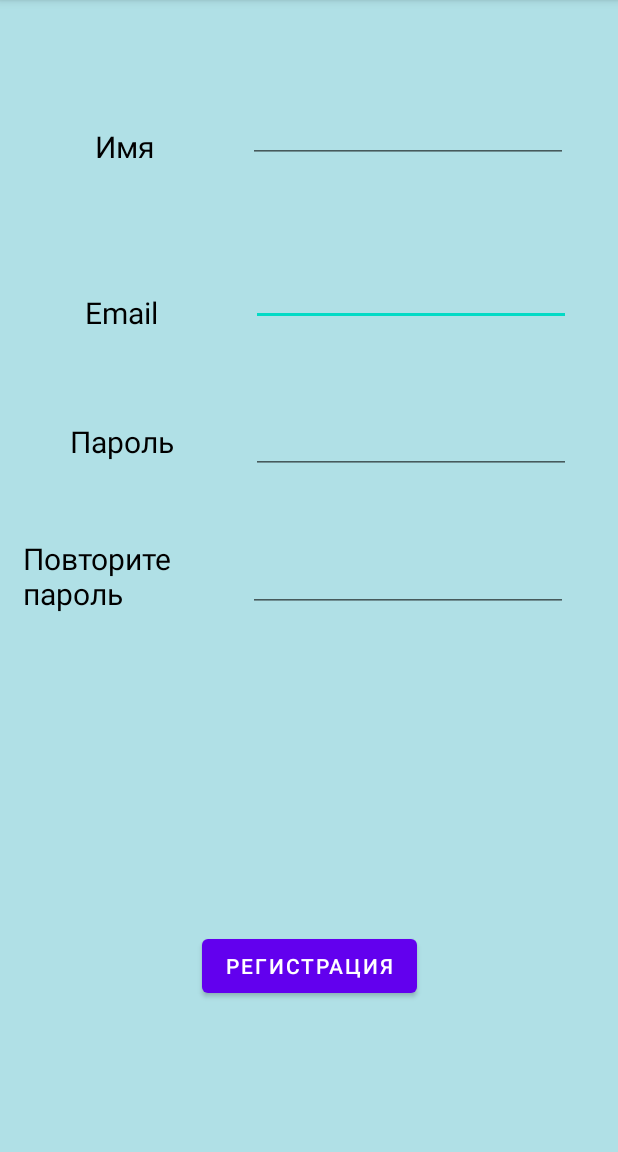
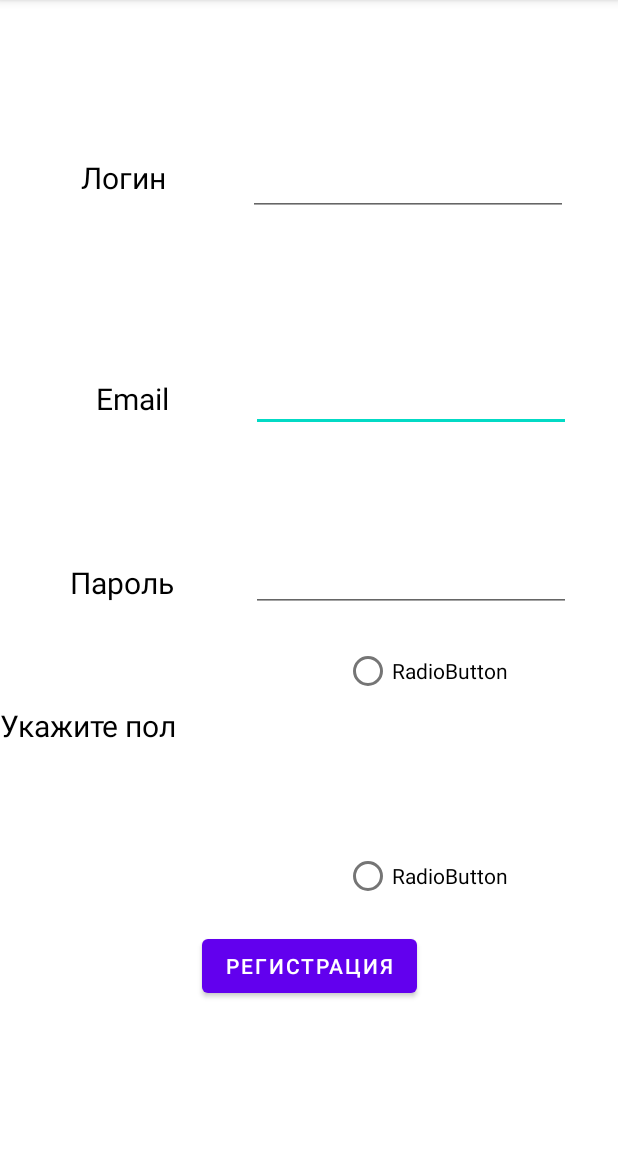
Before and after one commit to Valeria177/CPLS, an Android app: the Register screen opened directly, with no data from a screen before it, on a phone screen of 412 x 824 dp, the part 84-1236 px from its top. Run offline under Robolectric (Android 15) with nearby library versions, the phone set to English and light mode, and no system bars; our stand-ins replace Volley.

Commit message:
работающая регистрация и авторизация агаага, обязательно сдадим

```diff
--- a/app/build.gradle
+++ b/app/build.gradle
@@ -38,6 +38,7 @@ dependencies {
     implementation 'androidx.annotation:annotation:1.2.0'
     implementation 'androidx.lifecycle:lifecycle-livedata-ktx:2.3.1'
     implementation 'androidx.lifecycle:lifecycle-viewmodel-ktx:2.3.1'
+    implementation 'com.android.volley:volley:1.2.0'
     testImplementation 'junit:junit:4.+'
     androidTestImplementation 'androidx.test.ext:junit:1.1.3'
     androidTestImplementation 'androidx.test.espresso:espresso-core:3.4.0'
--- a/app/src/main/java/com/example/cptestls/Register.java
+++ b/app/src/main/java/com/example/cptestls/Register.java
@@ -1,14 +1,121 @@
 package com.example.cptestls;
+import android.content.Intent;
+import android.os.Bundle;
+import android.util.Log;
+import android.view.View;
+import android.widget.Button;
+import android.widget.EditText;
+import android.widget.RadioButton;
+import android.widget.Toast;
+import androidx.appcompat.app.AppCompatActivity;
+import com.android.volley.Request;
+import com.android.volley.RequestQueue;
+import com.android.volley.Response;
 
-import androidx.appcompat.app.AppCompatActivity;
+import com.android.volley.VolleyError;
+import com.android.volley.toolbox.JsonObjectRequest;
+import com.android.volley.toolbox.Volley;
+import org.json.JSONObject;
 
-import android.os.Bundle;
+import java.util.HashMap;
+import java.util.Map;
+
 
 public class Register extends AppCompatActivity {
+    private EditText editTextTextEmailAddress;
+    private EditText editTextTextPersonName;
+    private EditText editTextTextPassword;
+    private Boolean sexF;
+    private RadioButton radioButtonRegSex1;
+    private RadioButton radioButtonRegSex2;
+    private Boolean isSexChecked;
+    private Button register;
+
+
+
 
     @Override
     protected void onCreate(Bundle savedInstanceState) {
         super.onCreate(savedInstanceState);
         setContentView(R.layout.activity_register);
+        editTextTextEmailAddress = (EditText) findViewById(R.id.editTextName);
+        editTextTextPersonName = (EditText) findViewById(R.id.editTextTextPersonName);
+        editTextTextPassword = (EditText) findViewById(R.id.editTextTextPassword);
+        radioButtonRegSex1 = (RadioButton) findViewById(R.id.radioButtonRegSex1);
+        radioButtonRegSex2 = (RadioButton) findViewById(R.id.radioButtonRegSex2);
+        register = (Button) findViewById(R.id.register);
+
+        View.OnClickListener radioButtonClickListener = new View.OnClickListener() {
+            @Override
+            public void onClick(View v) {
+                RadioButton rb = (RadioButton)v;
+                switch (rb.getId()) {
+                    case R.id.radioButtonRegSex1: {
+                        sexF = true;
+                        isSexChecked = true;
+                        break;
+                    }
+                    case R.id.radioButtonRegSex2: {
+                        sexF = false;
+                        isSexChecked = true;
+                        break;
+                    }
+                }
+            }
+        };
+
+
+        View.OnClickListener buttonClickListener = new View.OnClickListener() {
+            @Override
+            public void onClick(View v) {
+                reg(v);
+            }
+        };
+
+        register.setOnClickListener(buttonClickListener);
+        radioButtonRegSex1.setOnClickListener(radioButtonClickListener);
+        radioButtonRegSex2.setOnClickListener(radioButtonClickListener);
+
+    }
+    public void reg(View v) {
+        RequestQueue requestQueue = Volley.newRequestQueue(this);
+        String URL =  "https://backandroid.herokuapp.com/api/reg/register";
+        Map params = new HashMap();
+        params.put("email", editTextTextEmailAddress.getText().toString());
+        params.put("username", editTextTextPersonName.getText().toString());
+        params.put("password", editTextTextPassword.getText().toString());
+        //params.put("sexF", sexF);
+
+        JsonObjectRequest request = new JsonObjectRequest(Request.Method.POST,URL,
+                new JSONObject(params),
+                new Response.Listener<JSONObject>() {
+                    @Override
+                    public void onResponse(JSONObject response) {
+                        Toast toast = Toast.makeText(getApplicationContext(),
+                               "приветики", Toast.LENGTH_SHORT);
+                        goToAuth();
+                        toast.show();
+                    }
+                },
+                new Response.ErrorListener() {
+            @Override
+            public void onErrorResponse(VolleyError error) {
+                Log.e("Response error", "" + error);
+                Toast toast = Toast.makeText(getApplicationContext(),
+                       "что-то произошло", Toast.LENGTH_SHORT);
+                toast.show();
+            }
+        }) {
+            @Override
+            public String getBodyContentType() {
+                return "application/json; charset=utf-8";
+            }
+        };
+
+        requestQueue.add(request);
+    }
+    private void goToAuth() {
+        Intent i = new Intent(this, Login.class);
+        startActivity(i);
     }
 }
--- a/app/src/main/res/layout/activity_register.xml
+++ b/app/src/main/res/layout/activity_register.xml
@@ -4,11 +4,11 @@
     xmlns:tools="http://schemas.android.com/tools"
     android:layout_width="match_parent"
     android:layout_height="match_parent"
-    android:background="#B0E0E6"
+    android:background="#ffffff"
     tools:context=".Register">
 
     <EditText
-        android:id="@+id/EditTextTextEmailAddress"
+        android:id="@+id/editTextName"
         android:layout_width="wrap_content"
         android:layout_height="wrap_content"
         android:layout_marginStart="167dp"
@@ -16,7 +16,7 @@
         android:ems="10"
         android:inputType="textEmailAddress"
         android:minHeight="48dp"
-        app:layout_constraintBottom_toTopOf="@+id/Password"
+        app:layout_constraintBottom_toTopOf="@+id/editTextTextPassword"
         app:layout_constraintEnd_toEndOf="parent"
         app:layout_constraintHorizontal_bias="0.0"
         app:layout_constraintStart_toStartOf="parent"
@@ -29,11 +29,11 @@
         android:layout_width="wrap_content"
         android:layout_height="wrap_content"
         android:layout_marginEnd="5dp"
-        android:text="Пароль"
+        android:text="@string/password"
         android:textColor="#000000"
         android:textSize="20sp"
         app:layout_constraintBottom_toTopOf="@+id/textView"
-        app:layout_constraintEnd_toStartOf="@+id/Password"
+        app:layout_constraintEnd_toStartOf="@+id/editTextTextPassword"
         app:layout_constraintStart_toStartOf="parent"
         app:layout_constraintTop_toTopOf="parent"
         app:layout_constraintVertical_bias="0.847" />
@@ -47,13 +47,14 @@
         android:textColor="#000000"
         android:textSize="20sp"
         app:layout_constraintBottom_toTopOf="@+id/password"
-        app:layout_constraintEnd_toStartOf="@+id/EditTextTextEmailAddress"
+        app:layout_constraintEnd_toStartOf="@+id/editTextName"
+        app:layout_constraintHorizontal_bias="0.562"
         app:layout_constraintStart_toStartOf="parent"
         app:layout_constraintTop_toTopOf="parent"
-        app:layout_constraintVertical_bias="0.769" />
+        app:layout_constraintVertical_bias="0.726" />
 
     <EditText
-        android:id="@+id/Password"
+        android:id="@+id/editTextTextPassword"
         android:layout_width="wrap_content"
         android:layout_height="wrap_content"
         android:layout_marginStart="167dp"
@@ -61,12 +62,11 @@
         android:ems="10"
         android:inputType="textPassword"
         android:minHeight="48dp"
-        app:layout_constraintBottom_toTopOf="@+id/editTextTextPassword"
+        app:layout_constraintBottom_toBottomOf="parent"
         app:layout_constraintEnd_toEndOf="parent"
         app:layout_constraintHorizontal_bias="0.0"
         app:layout_constraintStart_toStartOf="parent"
         app:layout_constraintTop_toTopOf="parent"
-        app:layout_constraintVertical_bias="0.858"
         tools:ignore="SpeakableTextPresentCheck" />
 
     <Button
@@ -88,7 +88,7 @@
         android:ems="10"
         android:inputType="textPersonName"
         android:minHeight="48dp"
-        app:layout_constraintBottom_toTopOf="@+id/EditTextTextEmailAddress"
+        app:layout_constraintBottom_toTopOf="@+id/editTextName"
         app:layout_constraintEnd_toEndOf="parent"
         app:layout_constraintStart_toStartOf="parent"
         app:layout_constraintTop_toTopOf="parent"
@@ -98,41 +98,50 @@
         android:id="@+id/name"
         android:layout_width="wrap_content"
         android:layout_height="wrap_content"
-        android:text="Имя"
+        android:text="Логин"
         android:textColor="#000000"
         android:textSize="20sp"
         app:layout_constraintBottom_toTopOf="@+id/email"
         app:layout_constraintEnd_toStartOf="@+id/editTextTextPersonName"
-        app:layout_constraintStart_toStartOf="parent"
-        app:layout_constraintTop_toTopOf="parent" />
-
-    <EditText
-        android:id="@+id/editTextTextPassword"
-        android:layout_width="wrap_content"
-        android:layout_height="wrap_content"
-        android:layout_marginStart="167dp"
-        android:layout_marginEnd="35dp"
-        android:ems="10"
-        android:inputType="textPassword"
-        android:minHeight="48dp"
-        app:layout_constraintBottom_toBottomOf="parent"
-        app:layout_constraintEnd_toEndOf="parent"
+        app:layout_constraintHorizontal_bias="0.496"
         app:layout_constraintStart_toStartOf="parent"
         app:layout_constraintTop_toTopOf="parent"
-        tools:ignore="SpeakableTextPresentCheck" />
+        app:layout_constraintVertical_bias="0.465" />
 
     <TextView
         android:id="@+id/textView"
         android:layout_width="124dp"
         android:layout_height="53dp"
-        android:text="Повторите пароль"
+        android:text="Укажите пол"
         android:textColor="#000000"
         android:textSize="20sp"
         app:layout_constraintBottom_toBottomOf="parent"
-        app:layout_constraintEnd_toStartOf="@+id/editTextTextPassword"
-        app:layout_constraintHorizontal_bias="0.372"
         app:layout_constraintStart_toStartOf="parent"
         app:layout_constraintTop_toTopOf="parent"
-        app:layout_constraintVertical_bias="0.502" />
+        app:layout_constraintVertical_bias="0.658" />
+
+    <RadioButton
+        android:id="@+id/radioButtonRegSex1"
+        android:layout_width="wrap_content"
+        android:layout_height="wrap_content"
+        android:layout_marginTop="4dp"
+        android:text="RadioButton"
+        app:layout_constraintBottom_toTopOf="@+id/radioButtonRegSex2"
+        app:layout_constraintEnd_toEndOf="parent"
+        app:layout_constraintHorizontal_bias="0.589"
+        app:layout_constraintStart_toEndOf="@+id/textView"
+        app:layout_constraintTop_toBottomOf="@+id/editTextTextPassword"
+        app:layout_constraintVertical_bias="0.112" />
+
+    <RadioButton
+        android:id="@+id/radioButtonRegSex2"
+        android:layout_width="wrap_content"
+        android:layout_height="wrap_content"
+        android:layout_marginBottom="160dp"
+        android:text="RadioButton"
+        app:layout_constraintBottom_toBottomOf="parent"
+        app:layout_constraintEnd_toEndOf="parent"
+        app:layout_constraintHorizontal_bias="0.589"
+        app:layout_constraintStart_toEndOf="@+id/textView" />
 
 </androidx.constraintlayout.widget.ConstraintLayout>
--- a/app/src/main/res/values/strings.xml
+++ b/app/src/main/res/values/strings.xml
@@ -9,4 +9,5 @@
     <string name="invalid_username">Not a valid username</string>
     <string name="invalid_password">Password must be >5 characters</string>
     <string name="login_failed">"Login failed"</string>
+    <string name="password">Пароль</string>
 </resources>
```
Also changed, not shown: app/src/main/AndroidManifest.xml (+7 -4 lines), app/src/main/java/com/example/cptestls/GoLogin.java (+22 -5 lines), app/src/main/java/com/example/cptestls/Login.java (+82 -0 lines), app/src/main/java/com/example/cptestls/MainActivity.java (+23 -5 lines), app/src/main/java/com/example/cptestls/Statistics.java (added, +14 -0 lines), app/src/main/res/layout/activity_login.xml (+8 -8 lines), app/src/main/res/layout/activity_main.xml (+15 -0 lines), app/src/main/res/layout/activity_statistics.xml (added, +9 -0 lines).
